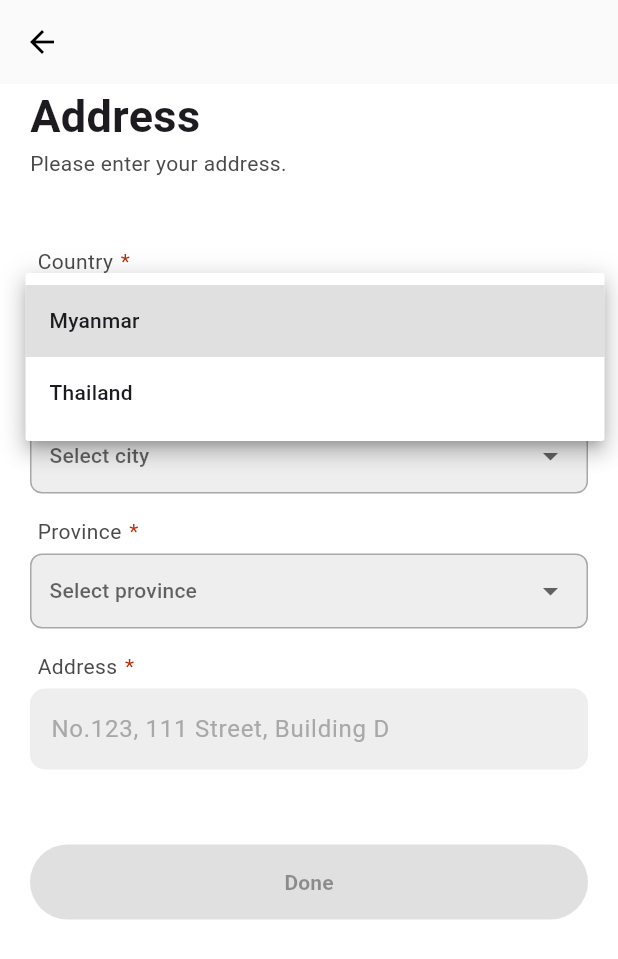
After one commit to neirinzaralwin/ladyfirst_flutter, a Flutter app: the RegisterAddressScreen screen opened by its route, after a tap on "Select country", on a phone screen of 412 x 824 dp. The commit adds this screen. Shown: the top 959 px of the screen. Run offline on Flutter 3.47's test engine with Material 3 defaults, Android fonts, the phone set to English and light mode, and no system bars; our stand-ins replace awesome_notifications, cached_network_image, carousel_slider, custom_refresh_indicator, equatable, firebase_auth and 11 more; accounts and stored records are empty; network calls fail; Roboto replaces fonts that are missing (sfpro); project files that could hold a hidden picture were left out.

Commit message:
add RegisterAddressScreen and update routing; enhance RegisterController for address management

```diff
--- a/lib/core/constants/app_pages.dart
+++ b/lib/core/constants/app_pages.dart
@@ -1,6 +1,7 @@
 import 'package:flutter/material.dart';
 import 'package:go_router/go_router.dart';
 import 'package:lady_first_flutter/features/auth/presentation/login/login_screen.dart';
+import 'package:lady_first_flutter/features/auth/presentation/register/register_address_screen.dart';
 import 'package:lady_first_flutter/features/auth/presentation/register/register_screen.dart';
 import 'package:lady_first_flutter/features/auth/presentation/terms/terms_screen.dart';
 import 'package:lady_first_flutter/features/cart/cart_screen.dart';
@@ -82,6 +83,15 @@ class AppPages {
             builder:
                 (BuildContext context, GoRouterState state) =>
                     const RegisterScreen(),
+            routes: [
+              GoRoute(
+                name: Routes.registerAddress,
+                path: Routes.registerAddress,
+                builder:
+                    (BuildContext context, GoRouterState state) =>
+                        const RegisterAddressScreen(),
+              ),
+            ],
           ),
         ],
       ),
--- a/lib/core/constants/routes.dart
+++ b/lib/core/constants/routes.dart
@@ -5,6 +5,7 @@ class Routes {
   static const String login = "login";
   static const String terms = "terms";
   static const String register = "register";
+  static const String registerAddress = "register-address";
 
   // favourite
   static const String favorite = "favorite";
--- a/lib/features/auth/controllers/register_controller.dart
+++ b/lib/features/auth/controllers/register_controller.dart
@@ -1,12 +1,33 @@
 import 'package:flutter/material.dart';
 import 'package:get/get.dart';
+import 'package:lady_first_flutter/core/constants/app_pages.dart';
+import 'package:lady_first_flutter/core/constants/routes.dart';
 
 class RegisterController extends GetxController {
   final firstNameController = TextEditingController();
   final lastNameController = TextEditingController();
   final phoneController = TextEditingController();
   final passwordController = TextEditingController();
-  final formKey = GlobalKey<FormState>();
+
+  final cities = ['Hanoi', 'HCMC', 'Danang', 'Hue', 'Hai Phong'];
+  final _selectedCity = Rxn<String>();
+  String? get selectedCity => _selectedCity.value;
+  set selectedCity(String? value) => _selectedCity.value = value;
+
+  final countries = ['Myanmar', 'Thailand'];
+  final _selectedCountry = Rxn<String>();
+  String? get selectedCountry => _selectedCountry.value;
+  set selectedCountry(String? value) => _selectedCountry.value = value;
+
+  final provinces = ['Bangkok'];
+  final _selectedProvince = Rxn<String>();
+  String? get selectedProvince => _selectedProvince.value;
+  set selectedProvince(String? value) => _selectedProvince.value = value;
+
+  final addressController = TextEditingController();
+
+  final _isAddressReady = false.obs;
+  bool get isAddressReady => _isAddressReady.value;
 
   final _isReady = false.obs;
   bool get isReady => _isReady.value;
@@ -17,6 +38,11 @@ class RegisterController extends GetxController {
     firstNameController.addListener(_updateReadyState);
     phoneController.addListener(_updateReadyState);
     passwordController.addListener(_updateReadyState);
+
+    _selectedCountry.listen((_) => _updateAddressReadyState());
+    _selectedCity.listen((_) => _updateAddressReadyState());
+    _selectedProvince.listen((_) => _updateAddressReadyState());
+    addressController.addListener(_updateAddressReadyState);
   }
 
   void _updateReadyState() {
@@ -36,9 +62,15 @@ class RegisterController extends GetxController {
   }
 
   void register() {
-    debugPrint(
-      'Register with: ${firstNameController.text} / ${lastNameController.text} / ${phoneController.text} / ${passwordController.text}',
-    );
+    AppPages.router.pushNamed(Routes.registerAddress);
+  }
+
+  void _updateAddressReadyState() {
+    _isAddressReady.value =
+        selectedCountry != null &&
+        selectedCity != null &&
+        selectedProvince != null &&
+        addressController.text.isNotEmpty;
   }
 
   @override
@@ -47,6 +79,9 @@ class RegisterController extends GetxController {
     lastNameController.dispose();
     phoneController.dispose();
     passwordController.dispose();
+    selectedCity = null;
+    selectedCountry = null;
+    selectedProvince = null;
     super.onClose();
   }
 }
--- /dev/null
+++ b/lib/features/auth/presentation/register/register_address_screen.dart
@@ -0,0 +1,44 @@
+import 'package:flutter/material.dart';
+import 'package:lady_first_flutter/features/auth/presentation/register/widgets/address_form.dart';
+import 'package:lady_first_flutter/features/auth/presentation/register/widgets/register_header.dart';
+
+class RegisterAddressScreen extends StatefulWidget {
+  const RegisterAddressScreen({super.key});
+
+  @override
+  State<RegisterAddressScreen> createState() => _RegisterAddressScreenState();
+}
+
+class _RegisterAddressScreenState extends State<RegisterAddressScreen> {
+  @override
+  Widget build(BuildContext context) {
+    return GestureDetector(
+      onTap: () => FocusScope.of(context).unfocus(),
+      child: Scaffold(
+        appBar: AppBar(
+          leading: IconButton(
+            icon: const Icon(Icons.arrow_back),
+            onPressed: () {
+              Navigator.pop(context);
+            },
+          ),
+        ),
+        body: SingleChildScrollView(
+          padding: const EdgeInsets.symmetric(horizontal: 20.0),
+          child: Column(
+            mainAxisAlignment: MainAxisAlignment.center,
+            crossAxisAlignment: CrossAxisAlignment.center,
+            children: [
+              const RegisterHeader(
+                title: "Address",
+                subTitle: "Please enter your address.",
+              ),
+              const AddressForm(),
+              const SizedBox(height: 100.0),
+            ],
+          ),
+        ),
+      ),
+    );
+  }
+}
--- a/lib/features/auth/presentation/register/register_screen.dart
+++ b/lib/features/auth/presentation/register/register_screen.dart
@@ -46,7 +46,10 @@ class _RegisterScreenState extends State<RegisterScreen> {
             mainAxisAlignment: MainAxisAlignment.center,
             crossAxisAlignment: CrossAxisAlignment.center,
             children: [
-              const RegisterHeader(),
+              const RegisterHeader(
+                title: "Register",
+                subTitle: "Create an account to do shopping.",
+              ),
               const RegisterForm(),
               Row(
                 children: [
--- /dev/null
+++ b/lib/features/auth/presentation/register/widgets/address_form.dart
@@ -0,0 +1,183 @@
+import 'package:flutter/material.dart';
+import 'package:get/get.dart';
+import 'package:lady_first_flutter/core/constants/app_color.dart';
+import 'package:lady_first_flutter/core/extensions/app_font.dart';
+import 'package:lady_first_flutter/core/extensions/string_extensions.dart';
+import 'package:lady_first_flutter/features/auth/controllers/register_controller.dart';
+import 'package:lady_first_flutter/widgets/custom_textfield.dart';
+
+class AddressForm extends StatefulWidget {
+  const AddressForm({super.key});
+
+  @override
+  State<AddressForm> createState() => _AddressFormState();
+}
+
+class _AddressFormState extends State<AddressForm> {
+  final _formKey = GlobalKey<FormState>();
+
+  RegisterController get registerController => Get.find<RegisterController>();
+
+  @override
+  Widget build(BuildContext context) {
+    return Form(
+      key: _formKey,
+      child: Column(
+        children: [
+          const SizedBox(height: 5.0),
+          Padding(
+            padding: const EdgeInsets.all(5.0),
+            child: Row(
+              children: [
+                Text("country".startCapitalize).bodyMedium.greyColor,
+                const SizedBox(width: 5.0),
+                Text("*").bodyMedium.redColor,
+              ],
+            ),
+          ),
+          Container(
+            padding: const EdgeInsets.symmetric(horizontal: 12.0),
+            decoration: BoxDecoration(
+              color: Colors.grey[200],
+              borderRadius: BorderRadius.circular(8.0),
+              border: Border.all(color: AppColor.grey),
+            ),
+            child: DropdownButtonFormField<String>(
+              decoration: const InputDecoration(
+                border: InputBorder.none,
+                contentPadding: EdgeInsets.zero,
+              ),
+              value: registerController.selectedCountry,
+              hint: Text("Select country").bodyMedium,
+              isExpanded: true,
+              items:
+                  registerController.countries.map((String country) {
+                    return DropdownMenuItem<String>(
+                      value: country,
+                      child: Text(country).bodyMedium,
+                    );
+                  }).toList(),
+              onChanged: (String? value) {
+                setState(() {
+                  registerController.selectedCountry = value;
+                });
+              },
+            ),
+          ),
+          const SizedBox(height: 10.0),
+          Padding(
+            padding: const EdgeInsets.all(5.0),
+            child: Row(
+              children: [
+                Text("city".startCapitalize).bodyMedium.greyColor,
+                const SizedBox(width: 5.0),
+                Text("*").bodyMedium.redColor,
+              ],
+            ),
+          ),
+          Container(
+            padding: const EdgeInsets.symmetric(horizontal: 12.0),
+            decoration: BoxDecoration(
+              color: Colors.grey[200],
+              borderRadius: BorderRadius.circular(8.0),
+              border: Border.all(color: AppColor.grey),
+            ),
+            child: DropdownButtonFormField<String>(
+              decoration: const InputDecoration(
+                border: InputBorder.none,
+                contentPadding: EdgeInsets.zero,
+              ),
+              value: registerController.selectedCity,
+              hint: Text("Select city").bodyMedium,
+              isExpanded: true,
+              items:
+                  registerController.cities.map((String city) {
+                    return DropdownMenuItem<String>(
+                      value: city,
+                      child: Text(city).bodyMedium,
+                    );
+                  }).toList(),
+              onChanged: (String? value) {
+                setState(() {
+                  registerController.selectedCity = value;
+                });
+              },
+            ),
+          ),
+          const SizedBox(height: 10.0),
+          Padding(
+            padding: const EdgeInsets.all(5.0),
+            child: Row(
+              children: [
+                Text("province".startCapitalize).bodyMedium.greyColor,
+                const SizedBox(width: 5.0),
+                Text("*").bodyMedium.redColor,
+              ],
+            ),
+          ),
+          Container(
+            padding: const EdgeInsets.symmetric(horizontal: 12.0),
+            decoration: BoxDecoration(
+              color: Colors.grey[200],
+              borderRadius: BorderRadius.circular(8.0),
+              border: Border.all(color: AppColor.grey),
+            ),
+            child: DropdownButtonFormField<String>(
+              decoration: const InputDecoration(
+                border: InputBorder.none,
+                contentPadding: EdgeInsets.zero,
+              ),
+              value: registerController.selectedProvince,
+              hint: Text("Select province").bodyMedium,
+              isExpanded: true,
+              items:
+                  registerController.provinces.map((String province) {
+                    return DropdownMenuItem<String>(
+                      value: province,
+                      child: Text(province).bodyMedium,
+                    );
+                  }).toList(),
+              onChanged: (String? value) {
+                setState(() {
+                  registerController.selectedProvince = value;
+                });
+              },
+            ),
+          ),
+          const SizedBox(height: 10.0),
+          Padding(
+            padding: const EdgeInsets.all(5.0),
+            child: Row(
+              children: [
+                Text("address".startCapitalize).bodyMedium.greyColor,
+                const SizedBox(width: 5.0),
+                Text("*").bodyMedium.redColor,
+              ],
+            ),
+          ),
+          CustomTextFormField(
+            text: "address".startCapitalize,
+            hint: "No.123, 111 Street, Building D",
+            controller: registerController.addressController,
+            validator: null,
+            enabledBorderColor: AppColor.grey,
+            enableBorder: false,
+            focusBorderColor: AppColor.grey,
+            fillColor: Colors.grey[200],
+          ),
+          const SizedBox(height: 50.0),
+          Obx(
+            () => SizedBox(
+              width: double.maxFinite,
+              height: 50.0,
+              child: ElevatedButton(
+                onPressed: registerController.isAddressReady ? () {} : null,
+                child: Text("done".startCapitalize).bodyMedium.bold,
+              ),
+            ),
+          ),
+        ],
+      ),
+    );
+  }
+}
--- a/lib/features/auth/presentation/register/widgets/register_header.dart
+++ b/lib/features/auth/presentation/register/widgets/register_header.dart
@@ -2,16 +2,22 @@ import 'package:flutter/material.dart';
 import 'package:lady_first_flutter/core/extensions/app_font.dart';
 
 class RegisterHeader extends StatelessWidget {
-  const RegisterHeader({super.key});
+  final String title;
+  final String subTitle;
+  const RegisterHeader({
+    super.key,
+    required this.title,
+    required this.subTitle,
+  });
 
   @override
   Widget build(BuildContext context) {
     return Column(
       crossAxisAlignment: CrossAxisAlignment.start,
       children: [
-        Row(children: [const Text("Register").largeTitle.bold]),
+        Row(children: [Text(title).largeTitle.bold]),
         const SizedBox(width: 10.0),
-        Text("Create an account to do shopping.").bodyMedium.greyColor,
+        Text(subTitle).bodyMedium.greyColor,
         const SizedBox(height: 35.0),
       ],
     );
--- a/pubspec.yaml
+++ b/pubspec.yaml
@@ -36,6 +36,7 @@ dependencies:
   # translation and localization
   intl: ^0.20.0
   custom_refresh_indicator: ^4.0.1
+  dropdown_button2: ^2.3.9
   # rename
   rename_app: ^1.6.2
   # notification
```
Also changed, not shown: pubspec.lock.
